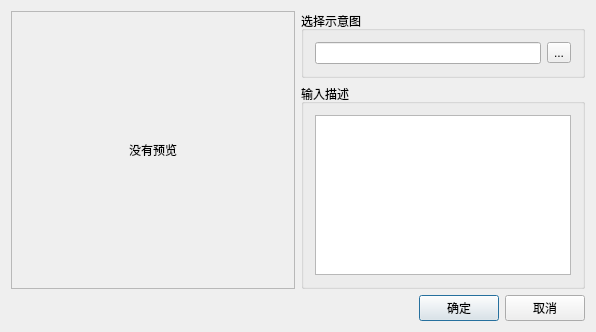
First picture: the form in CatPLG_UserDecideCmd/CatPresentation.ui, repository llseptem/Cat, before the edit.
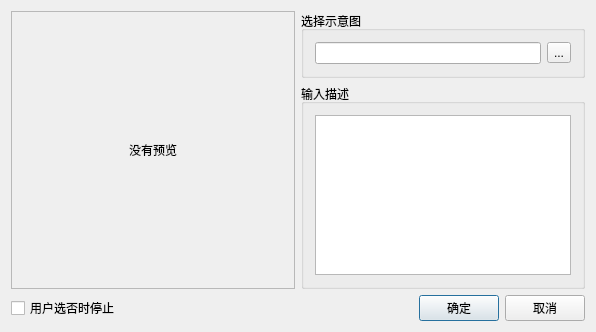
Second picture: the form after the edit.

```diff
--- a/CatPLG_UserDecideCmd/CatPresentation.ui
+++ b/CatPLG_UserDecideCmd/CatPresentation.ui
@@ -75,6 +75,13 @@
    </item>
    <item>
     <layout class="QHBoxLayout" name="horizontalLayout_2">
+     <item>
+      <widget class="QCheckBox" name="breakOnFalse">
+       <property name="text">
+        <string>用户选否时停止</string>
+       </property>
+      </widget>
+     </item>
      <item>
       <spacer name="horizontalSpacer">
        <property name="orientation">
```
